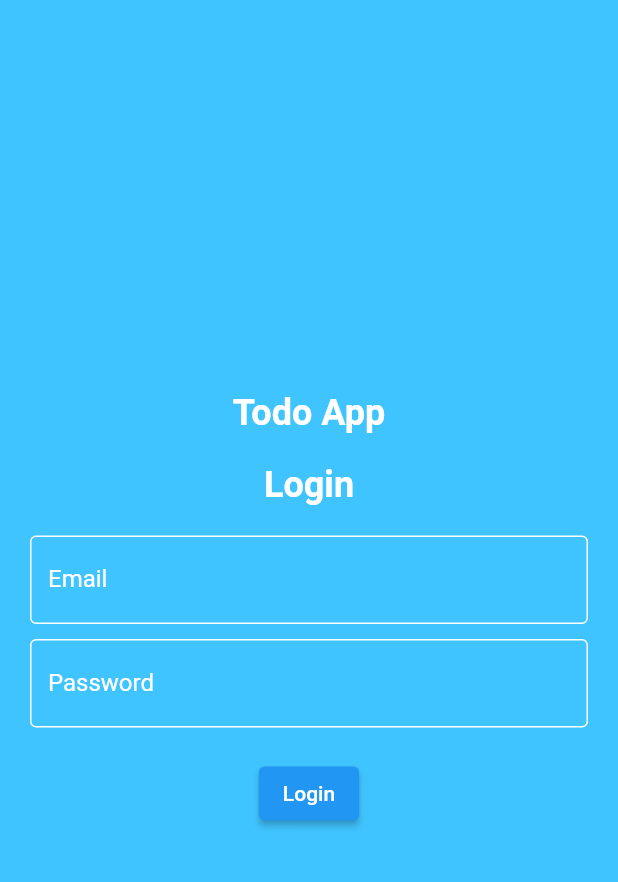
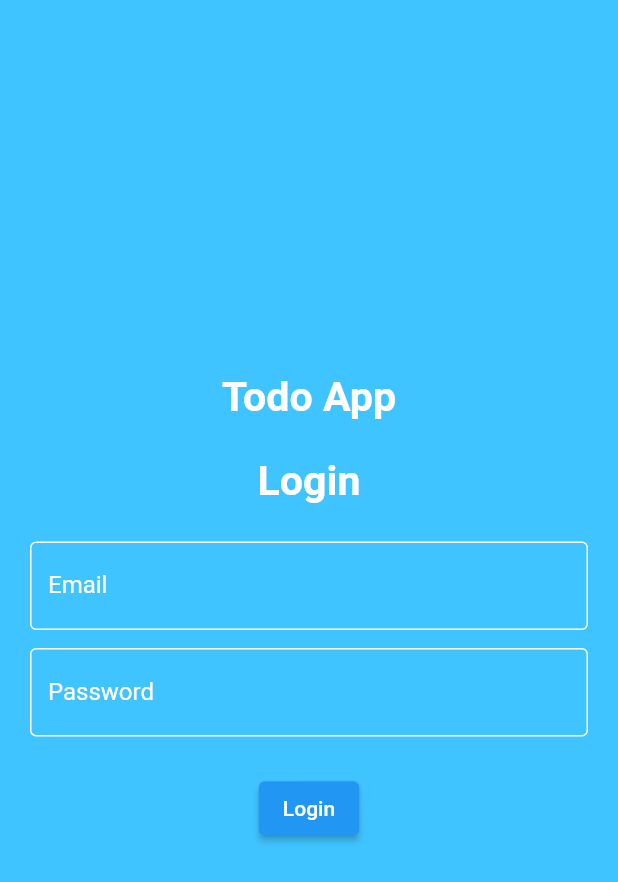
Before and after one commit to zyfi4472/Todo-app, a Flutter app: the AppIndexScreen screen opened directly, after a tap on the "logout" icon, on a phone screen of 412 x 824 dp. Shown: the top 882 px of the screen. Run offline on Flutter 3.47's test engine with Material 2 defaults, Android fonts, the light colour scheme and no system bars; drawn by our look-alikes of modal_progress_hud_nsn; our stand-ins replace cloud_firestore, firebase_auth, firebase_core, flutter_screenutil, fluttertoast; accounts and stored records are empty.

Commit message:
responsiveness

```diff
--- a/lib/models/task_data.dart
+++ b/lib/models/task_data.dart
@@ -1,11 +1,12 @@
 import 'package:cloud_firestore/cloud_firestore.dart';
 import 'package:firebase_auth/firebase_auth.dart';
 import 'package:flutter/foundation.dart';
+import 'package:todoey_app/authetication/authentication.dart';
 import 'dart:collection';
-
 import 'package:todoey_app/models/task.dart';
 
 class TaskData extends ChangeNotifier {
+  final taskAuth = FirebaseAuthentication();
   List<Task> _tasks = [];
 
   UnmodifiableListView<Task> get tasks {
@@ -28,7 +29,9 @@ class TaskData extends ChangeNotifier {
   }
 
   void deleteTask(Task task) {
+    // To delete a task
     _tasks.remove(task);
+    // taskAuth.deleteTaskFromFirestore(task);
     notifyListeners();
   }
 
--- a/lib/reuseableComponents/password_field_widget.dart
+++ b/lib/reuseableComponents/password_field_widget.dart
@@ -3,7 +3,7 @@ import 'package:flutter/material.dart';
 class PasswordTextField extends StatelessWidget {
   final ValueChanged<String> onChanged;
 
-  PasswordTextField({required this.onChanged});
+  const PasswordTextField({super.key, required this.onChanged});
 
   @override
   Widget build(BuildContext context) {
--- a/lib/screens/index/app_index_screen.dart
+++ b/lib/screens/index/app_index_screen.dart
@@ -1,5 +1,6 @@
 import 'package:firebase_auth/firebase_auth.dart';
 import 'package:flutter/material.dart';
+import 'package:flutter_screenutil/flutter_screenutil.dart';
 import 'package:provider/provider.dart';
 import 'package:todoey_app/screens/login/login_screen.dart';
 import '../../models/task_data.dart';
@@ -48,12 +49,12 @@ class _AppIndexScreenState extends State<AppIndexScreen> {
                     children: <Widget>[
                       Row(
                         children: [
-                          const CircleAvatar(
+                          CircleAvatar(
                             backgroundColor: Colors.white,
-                            radius: 30.0,
+                            radius: 30.0.r,
                             child: Icon(
                               Icons.list,
-                              size: 30.0,
+                              size: 30.0.r,
                               color: Colors.lightBlueAccent,
                             ),
                           ),
@@ -64,34 +65,32 @@ class _AppIndexScreenState extends State<AppIndexScreen> {
                               resetAppState(
                                   context); // Call the reset method when signing out
                             },
-                            child: const CircleAvatar(
+                            child: CircleAvatar(
                               backgroundColor: Colors.white,
-                              radius: 30.0,
+                              radius: 30.0.r,
                               child: Icon(
                                 Icons.logout,
                                 color: Colors.red,
-                                size: 30,
+                                size: 30.r,
                               ),
                             ),
                           ),
                         ],
                       ),
-                      const SizedBox(
-                        height: 10.0,
-                      ),
-                      const Text(
+                      SizedBox(height: 10.0.h),
+                      Text(
                         'Todoey',
                         style: TextStyle(
                           color: Colors.white,
-                          fontSize: 50.0,
+                          fontSize: 50.0.sp,
                           fontWeight: FontWeight.w700,
                         ),
                       ),
                       Text(
                         '${Provider.of<TaskData>(context).taskCount} Tasks',
-                        style: const TextStyle(
+                        style: TextStyle(
                           color: Colors.white,
-                          fontSize: 18,
+                          fontSize: 18.sp,
                         ),
                       ),
                     ],
@@ -100,11 +99,11 @@ class _AppIndexScreenState extends State<AppIndexScreen> {
                 Expanded(
                   child: Container(
                     padding: const EdgeInsets.symmetric(horizontal: 20.0),
-                    decoration: const BoxDecoration(
+                    decoration: BoxDecoration(
                       color: Colors.white,
                       borderRadius: BorderRadius.only(
-                        topLeft: Radius.circular(20.0),
-                        topRight: Radius.circular(20.0),
+                        topLeft: Radius.circular(20.0.r),
+                        topRight: Radius.circular(20.0.r),
                       ),
                     ),
                     child: const TasksList(),
--- a/lib/screens/login/login_screen.dart
+++ b/lib/screens/login/login_screen.dart
@@ -1,6 +1,8 @@
 // ignore_for_file: must_be_immutable
 
+import 'package:cloud_firestore/cloud_firestore.dart';
 import 'package:flutter/material.dart';
+import 'package:flutter_screenutil/flutter_screenutil.dart';
 import 'package:todoey_app/authetication/authentication.dart';
 import 'package:todoey_app/navigation/navigation_page_view.dart';
 import 'package:todoey_app/reuseableComponents/email_field_widget.dart';
@@ -30,36 +32,36 @@ class _LoginScreenState extends State<LoginScreen> {
           child: Column(
             mainAxisAlignment: MainAxisAlignment.center,
             children: <Widget>[
-              const Text(
+              Text(
                 'Todo App',
                 style: TextStyle(
-                  fontSize: 24,
+                  fontSize: 24.sp,
                   fontWeight: FontWeight.bold,
                   color: Colors.white,
                 ),
               ),
-              const SizedBox(height: 20),
-              const Text(
+              SizedBox(height: 20.h),
+              Text(
                 'Login',
                 style: TextStyle(
-                  fontSize: 24,
+                  fontSize: 24.sp,
                   fontWeight: FontWeight.bold,
                   color: Colors.white,
                 ),
               ),
-              const SizedBox(height: 20),
+              SizedBox(height: 20.h),
               EmailTextField(
                 onChanged: (newValue) {
                   email = newValue;
                 },
               ),
-              const SizedBox(height: 10),
+              SizedBox(height: 10.h),
               PasswordTextField(
                 onChanged: (newValue) {
                   password = newValue;
                 },
               ),
-              const SizedBox(height: 20),
+              SizedBox(height: 20.h),
               ElevatedButton(
                 onPressed: () {
                   // Add login logic here
@@ -67,7 +69,7 @@ class _LoginScreenState extends State<LoginScreen> {
                 },
                 child: const Text('Login'),
               ),
-              const SizedBox(height: 10),
+              SizedBox(height: 10.h),
             ],
           ),
         ),
@@ -86,21 +88,18 @@ class _LoginScreenState extends State<LoginScreen> {
       });
       showFlutterToast("Please fill in both email and password fields");
     } else {
-      // print('email and pass provided');
-
-      final auth = Authentication();
+      final auth = FirebaseAuthentication();
       final user = await auth.signIn(email!, password!);
 
       if (user != null) {
         // Sign-in was successful
+        final isAdmin = await checkAdminStatus(user.uid);
+
         // ignore: use_build_context_synchronously
         Navigator.push(
           context,
-          MaterialPageRoute(
-            builder: (context) => const MyPageView(),
-          ),
+          MaterialPageRoute(builder: (context) => MyPageView(isAdmin: isAdmin)),
         );
-        // print('Login successful');
       } else {
         // Handle sign-in failure
         showFlutterToast("Login unsuccessful. Please try again.");
@@ -113,4 +112,22 @@ class _LoginScreenState extends State<LoginScreen> {
       });
     }
   }
+
+  Future<bool> checkAdminStatus(String userId) async {
+    try {
+      final userDocRef =
+          FirebaseFirestore.instance.collection('users').doc(userId);
+      final userData = await userDocRef.get();
+
+      if (userData.exists) {
+        final isAdmin = userData.data()?['isAdmin'] ?? false;
+        return isAdmin;
+      } else {
+        return false; // User document not found
+      }
+    } catch (e) {
+      print("Error checking admin status: $e");
+      return false;
+    }
+  }
 }
--- a/lib/widgets/tasks_list.dart
+++ b/lib/widgets/tasks_list.dart
@@ -1,4 +1,5 @@
 import 'package:flutter/material.dart';
+import 'package:flutter_screenutil/flutter_screenutil.dart';
 import 'package:provider/provider.dart';
 import 'package:todoey_app/widgets/task_tile.dart';
 import '../models/task_data.dart';
@@ -12,13 +13,11 @@ class TasksList extends StatelessWidget {
         return Column(
           // crossAxisAlignment: CrossAxisAlignment.start,
           children: <Widget>[
-            const SizedBox(
-              height: 50,
-            ),
-            const Text(
+            SizedBox(height: 50.h),
+            Text(
               'My Tasks',
               style: TextStyle(
-                fontSize: 18,
+                fontSize: 18.sp,
                 fontWeight: FontWeight.bold,
               ),
             ),
```
Also changed, not shown: lib/authetication/authentication.dart (+43 -2 lines), lib/main.dart (+16 -12 lines), lib/navigation/navigation_page_view.dart (+15 -8 lines), lib/screens/addTask/add_task_screen.dart (+6 -5 lines), lib/screens/createUser/create_user.dart (+10 -9 lines), lib/screens/showTasks/show_tasks.dart (deleted, +0 -64 lines), lib/screens/task_screen.dart (deleted, +0 -62 lines), lib/screens/userDetails/user_details_screen.dart (added, +115 -0 lines), lib/screens/users/users.dart (+24 -28 lines), lib/widgets/custom_dialogue.dart (deleted, +0 -59 lines).
